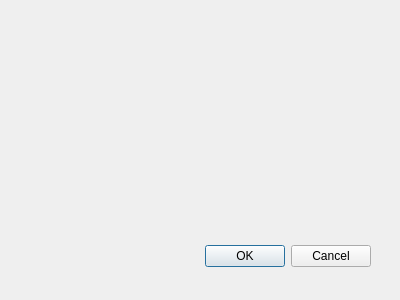
AndreasFMueller/AstroPhotography, file snowgui/snowgui/connectiondialog.ui: the form before one commit.
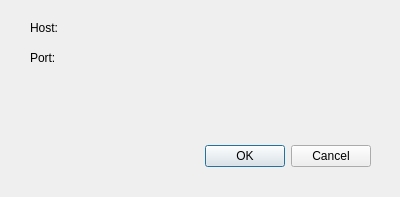
The form after the commit.

Diff of the .ui file:
```diff
--- a/snowgui/snowgui/connectiondialog.ui
+++ b/snowgui/snowgui/connectiondialog.ui
@@ -9,7 +9,7 @@
     <x>0</x>
     <y>0</y>
     <width>400</width>
-    <height>300</height>
+    <height>197</height>
    </rect>
   </property>
   <property name="windowTitle">
@@ -19,7 +19,7 @@
    <property name="geometry">
     <rect>
      <x>30</x>
-     <y>240</y>
+     <y>140</y>
      <width>341</width>
      <height>32</height>
     </rect>
@@ -31,6 +31,32 @@
     <set>QDialogButtonBox::Cancel|QDialogButtonBox::Ok</set>
    </property>
   </widget>
+  <widget class="QLabel" name="label">
+   <property name="geometry">
+    <rect>
+     <x>30</x>
+     <y>20</y>
+     <width>61</width>
+     <height>16</height>
+    </rect>
+   </property>
+   <property name="text">
+    <string>Host:</string>
+   </property>
+  </widget>
+  <widget class="QLabel" name="label_2">
+   <property name="geometry">
+    <rect>
+     <x>30</x>
+     <y>50</y>
+     <width>61</width>
+     <height>16</height>
+    </rect>
+   </property>
+   <property name="text">
+    <string>Port:</string>
+   </property>
+  </widget>
  </widget>
  <pixmapfunction/>
  <resources/>
```
Left out of the diff: 9 changed lines with no effect on the pictures.
